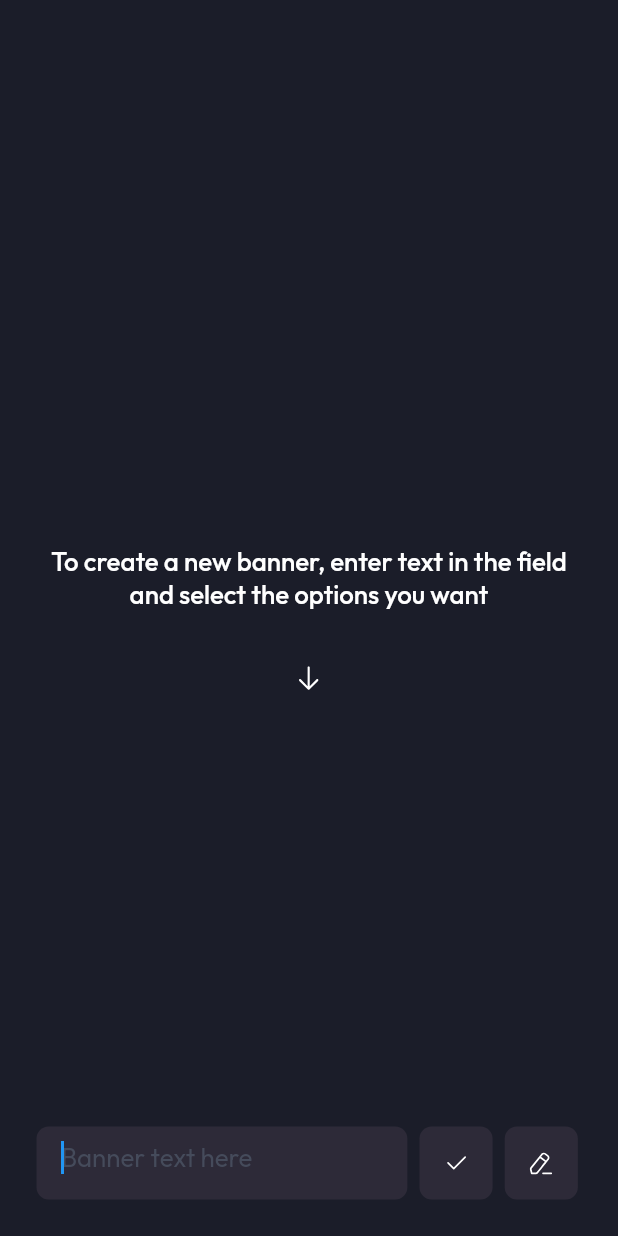
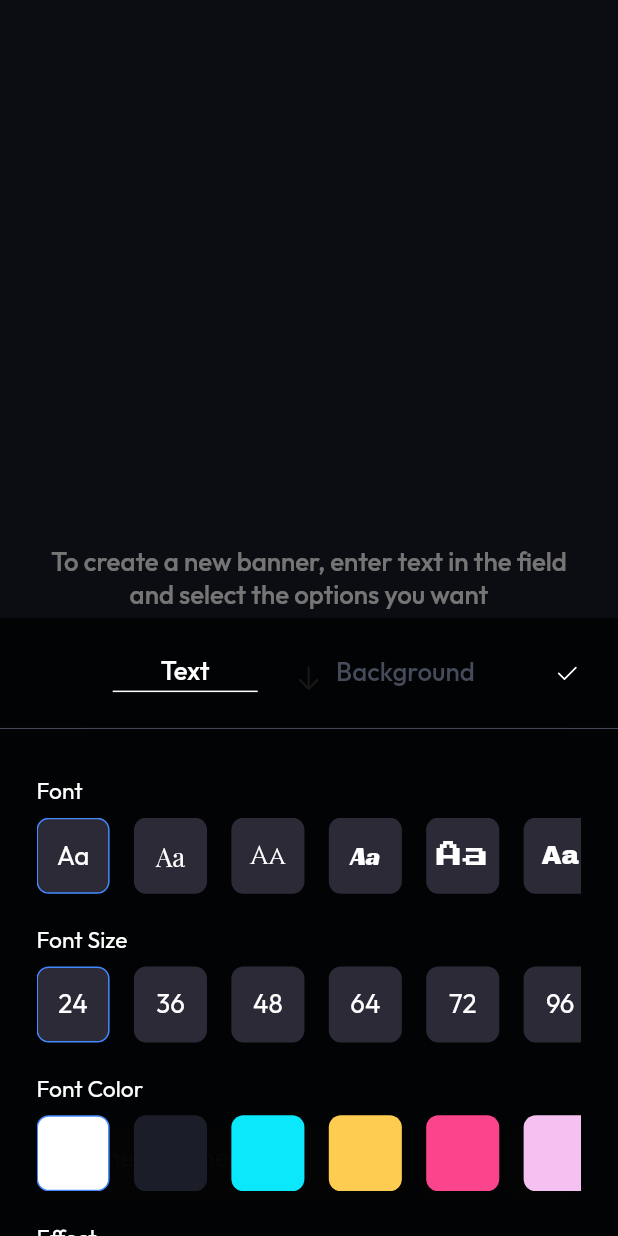
Before and after one commit to xayom1996/led_banner, a Flutter app: the BannerPage screen opened directly, after a tap on an icon or button, on a phone screen of 412 x 824 dp. Run offline on Flutter 3.47's test engine with Material 2 defaults, Android fonts, the phone set to English and light mode, and no system bars; our stand-ins replace flutter_screenutil, flutter_svg, get, google_fonts, in_app_review, marquee and 1 more.

Commit message:
fix bugs

```diff
--- a/lib/controllers/dashboard_controller.dart
+++ b/lib/controllers/dashboard_controller.dart
@@ -15,7 +15,9 @@ class DashboardController extends GetxController {
     pages = [
       TemplatesPage(),
       BannerPage(
-        parameters: BannerParameters().obs,
+        parameters: BannerParameters(
+          speed: 'still'.tr,
+        ).obs,
         bannerText: ''.obs,
       ),
       SettingsPage(),
--- a/lib/models/banner.dart
+++ b/lib/models/banner.dart
@@ -1,5 +1,6 @@
 import 'package:flutter/cupertino.dart';
 import 'package:flutter/material.dart';
+import 'package:get/get_utils/src/extensions/internacionalization.dart';
 
 class BannerParameters {
   String font;
@@ -20,9 +21,22 @@ class BannerParameters {
     this.gradient,
     this.shadows = const [],
     this.textDirections = Axis.vertical,
-    this.speed = 'Still',
+    this.speed,
     this.backgroundColor,
     this.dynamicBackground,
     this.abstractBackground
   });
+
+  BannerParameters copy() => BannerParameters(
+    font: font,
+    fontSize: fontSize,
+    fontColor: fontColor,
+    gradient: gradient,
+    shadows: shadows,
+    textDirections: textDirections,
+    speed: speed,
+    backgroundColor: backgroundColor,
+    dynamicBackground: dynamicBackground,
+    abstractBackground: abstractBackground
+  );
 }
--- a/lib/pages/banner_page.dart
+++ b/lib/pages/banner_page.dart
@@ -1,3 +1,4 @@
+import 'dart:async';
 import 'dart:math';
 import 'dart:ui';
 
@@ -20,26 +21,37 @@ class BannerPage extends StatelessWidget {
   final bool isTemplate;
   final RxString bannerText;
   BannerPage({Key? key, required this.parameters, this.isTemplate = false, required this.bannerText}) : super(key: key);
-  // BannerParameters parameters = BannerParameters();
+
+  BannerParameters newParameters = BannerParameters(
+    speed: 'still'.tr,
+  );
+  String newBannerText = '';
+
   FocusNode myFocusNode = FocusNode();
+  RxBool isLoading = false.obs;
+  TextEditingController bannerTextController = TextEditingController();
 
   @override
   Widget build(BuildContext context) {
+    newParameters = parameters.value;
+    newBannerText = bannerText.value;
+    bannerTextController.text = newBannerText;
+
     return SafeArea(
       child: Scaffold(
         backgroundColor: backgroundColor,
         resizeToAvoidBottomInset: true,
         body: Obx(() => Stack(
           children: [
-            if (parameters.value.dynamicBackground != null)
+            if (parameters.value.dynamicBackground != null && isLoading.value == false)
               VideoBackgroundContainer(
                 videoAsset: parameters.value.dynamicBackground!,
               ),
-            if (parameters.value.backgroundColor != null)
+            if (parameters.value.backgroundColor != null && isLoading.value == false)
               Container(
                 color: parameters.value.backgroundColor,
               ),
-            if (parameters.value.abstractBackground != null)
+            if (parameters.value.abstractBackground != null && isLoading.value == false)
               Image.asset(
                 parameters.value.abstractBackground!,
                 fit: BoxFit.cover,
@@ -48,7 +60,11 @@ class BannerPage extends StatelessWidget {
             Align(
               alignment: Alignment.center,
               child: bannerText.value != ''
-                ? Obx(() => ListViewBannerText(
+                  ? Obx(() => isLoading.value == true
+                  ? Center(
+                    child: CircularProgressIndicator(),
+                  )
+                  : ListViewBannerText(
                       speed: parameters.value.speed!,
                       textDirections: parameters.value.textDirections,
                       child: parameters.value.gradient != null
@@ -134,11 +150,12 @@ class BannerPage extends StatelessWidget {
                         ),
                         child: TextField(
                           focusNode: myFocusNode,
+                          controller: bannerTextController,
                           style: body1.copyWith(
                               color: Colors.white
                           ),
                           onChanged: (String value) {
-                          bannerText(value);
+                            newBannerText = value;
                           },
                           decoration: InputDecoration(
                             hintText: 'bannex_text_placehoalder'.tr,
@@ -158,11 +175,13 @@ class BannerPage extends StatelessWidget {
                   SizedBox(width: 8.sp,),
                   GestureDetector(
                     onTap: () {
-                      FocusManager.instance.primaryFocus!.unfocus();
-                      Get.bottomSheet(
-                        CustomBottomSheet(parameters: parameters),
-                        backgroundColor: Colors.transparent,
-                      );
+                      isLoading(true);
+                      Timer(Duration(milliseconds: 500), () {
+                        bannerText(newBannerText);
+                        parameters(newParameters);
+                        parameters.refresh();
+                        isLoading(false);
+                      });
                     },
                     child: Container(
                       height: 48.h,
@@ -182,7 +201,17 @@ class BannerPage extends StatelessWidget {
                   SizedBox(width: 8.sp,),
                   GestureDetector(
                     onTap: () {
-                      myFocusNode.requestFocus();
+                      FocusManager.instance.primaryFocus!.unfocus();
+                      Get.bottomSheet(
+                        CustomBottomSheet(
+                          parameters: parameters.value.copy().obs,
+                          onChange: (BannerParameters newParams) {
+                            newParameters = newParams;
+                          },
+                        ),
+                        isDismissible: false,
+                        backgroundColor: Colors.transparent,
+                      );
                     },
                     child: Container(
                       height: 48.h,
@@ -203,7 +232,8 @@ class BannerPage extends StatelessWidget {
               ),
             ),
           ],
-        )),
+        )
+        ),
       ),
     );
   }
--- a/lib/widgets/banner_text.dart
+++ b/lib/widgets/banner_text.dart
@@ -16,14 +16,15 @@ class BannerText extends StatelessWidget {
 
   @override
   Widget build(BuildContext context) {
-    print(parameters.speed);
     return RotatedBox(
       quarterTurns: parameters.textDirections == Axis.vertical
           ? 1
           : 0,
-      child: parameters.speed != 'still'.tr
+      child: parameters.speed != null && parameters.speed != 'still'.tr
           ? Marquee(
               text: text,
+              crossAxisAlignment: CrossAxisAlignment.center,
+              // startPadding: 100.0,
               velocity: _getVelocity(parameters.speed!),
               blankSpace: parameters.textDirections == Axis.vertical
                   ? MediaQuery.of(context).size.height - 48.h
--- a/lib/widgets/custom_bottom_sheet.dart
+++ b/lib/widgets/custom_bottom_sheet.dart
@@ -13,7 +13,9 @@ import 'package:led_banner/widgets/rectangle.dart';
 
 class CustomBottomSheet extends StatelessWidget {
   final Rx<BannerParameters> parameters;
-  CustomBottomSheet({Key? key, required this.parameters}) : super(key: key);
+  final Function(BannerParameters) onChange;
+
+  CustomBottomSheet({Key? key, required this.parameters, required this.onChange}) : super(key: key);
   RxString tab = 'text'.obs;
 
   @override
@@ -83,6 +85,7 @@ class CustomBottomSheet extends StatelessWidget {
                   ),
                   GestureDetector(
                     onTap: () {
+                      onChange(parameters.value);
                       Get.back();
                     },
                     child: SvgPicture.asset(
@@ -328,7 +331,7 @@ class CustomBottomSheet extends StatelessWidget {
                                               Text(
                                                 'Aa',
                                                 style: TextStyle(
-                                                  fontSize: 17.sp,
+                                                  fontSize: 15.sp,
                                                   fontFamily: 'Outfit',
                                                   color: Colors.white,
                                                 ),
@@ -337,7 +340,7 @@ class CustomBottomSheet extends StatelessWidget {
                                                 quarterTurns: 1,
                                                 child: Icon(
                                                   Icons.arrow_right_alt,
-                                                  size: 16.sp,
+                                                  size: 14.sp,
                                                   color: Colors.white,
                                                 ),
                                               ),
@@ -352,14 +355,14 @@ class CustomBottomSheet extends StatelessWidget {
                                                 Text(
                                                   'Aa',
                                                   style: TextStyle(
-                                                    fontSize: 17.sp,
+                                                    fontSize: 15.sp,
                                                     fontFamily: 'Outfit',
                                                     color: Colors.white,
                                                   ),
                                                 ),
                                                 Icon(
                                                   Icons.arrow_right_alt,
-                                                  size: 16.sp,
+                                                  size: 14.sp,
                                                   color: Colors.white,
                                                 ),
                                               ],
```
Also changed, not shown: lib/pages/dashboard_page.dart (+3 -24 lines), lib/pages/onboarding_page.dart (+5 -7 lines), lib/pages/templates_page.dart (+12 -5 lines), assets/Icon.png (added). Lines whose indentation alone changed are shown as unchanged.
